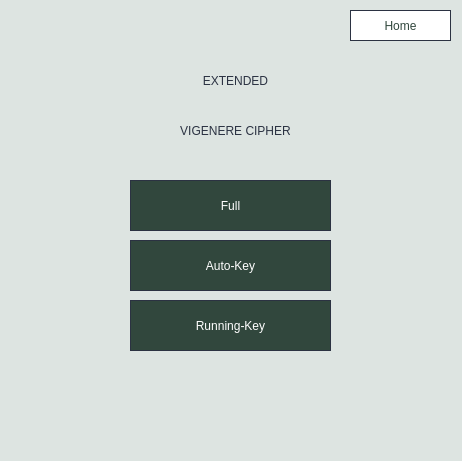
Old version of the form extended.ui in the repository stellaribli/EncryptDecrypt.
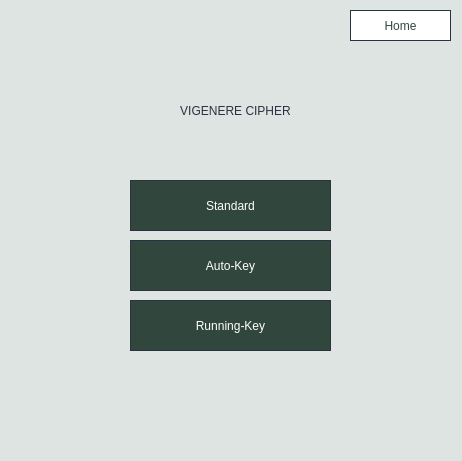
New version of the form.

```diff
--- a/extended.ui
+++ b/extended.ui
@@ -22,7 +22,7 @@
    <property name="geometry">
     <rect>
      <x>10</x>
-     <y>100</y>
+     <y>80</y>
      <width>451</width>
      <height>61</height>
     </rect>
@@ -61,7 +61,7 @@
  }</string>
    </property>
    <property name="text">
-    <string>Full</string>
+    <string>Standard</string>
    </property>
   </widget>
   <widget class="QPushButton" name="autoButton">
@@ -116,26 +116,6 @@
     <string>Running-Key</string>
    </property>
   </widget>
-  <widget class="QLabel" name="label_2">
-   <property name="geometry">
-    <rect>
-     <x>10</x>
-     <y>50</y>
-     <width>451</width>
-     <height>61</height>
-    </rect>
-   </property>
-   <property name="styleSheet">
-    <string notr="true">color: #2B3242;
-font: 30pt &quot;Arial&quot;</string>
-   </property>
-   <property name="text">
-    <string>EXTENDED</string>
-   </property>
-   <property name="alignment">
-    <set>Qt::AlignCenter</set>
-   </property>
-  </widget>
   <widget class="QPushButton" name="homeButton">
    <property name="geometry">
     <rect>
```
